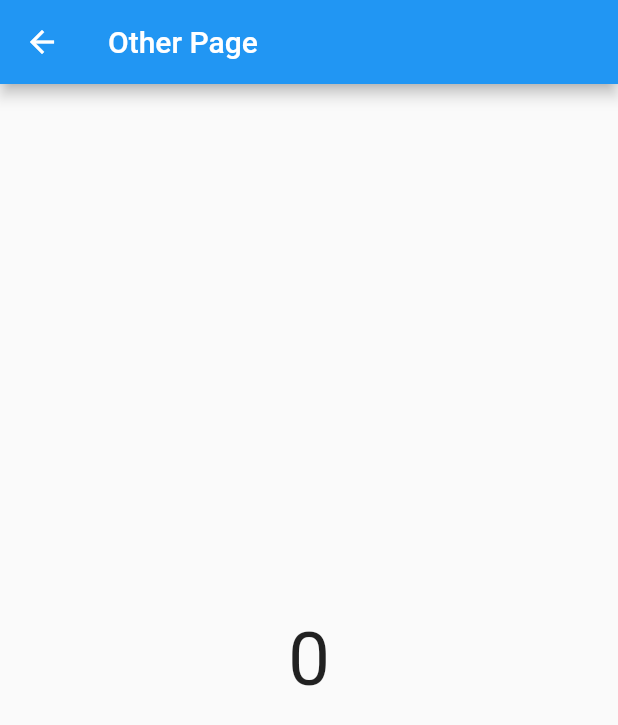
After one commit to rizaelwahid/flutter_course, a Flutter app: the screen it shows after launch, after a tap on the "arrow forward" icon, on a phone screen of 412 x 824 dp. The commit adds this screen. Shown: the top 725 px of the screen. Run offline on Flutter 3.47's test engine with Material 2 defaults, Android fonts, the phone set to English and light mode, and no system bars; our stand-ins replace bloc, flutter_bloc; missing offline and left inert: dart:html.

Commit message:
Bloc Access: Generate Route Access

```diff
--- a/lib/main.dart
+++ b/lib/main.dart
@@ -1,22 +1,23 @@
+import 'package:bloc_starter/pages/other.dart';
+import 'package:bloc_starter/routes/routes.dart';
 import 'package:flutter/material.dart';
 import 'package:flutter_bloc/flutter_bloc.dart';
 import 'package:bloc_starter/bloc/counter.dart';
 import 'package:bloc_starter/pages/home.dart';
 
 void main() {
-  runApp(const MyApp());
+  runApp(MyApp());
 }
 
 class MyApp extends StatelessWidget {
-  const MyApp({super.key});
+  MyApp({super.key});
+
+  final router = MyRouter();
 
   @override
   Widget build(BuildContext context) {
-    return BlocProvider(
-      create: (context) => Counter(),
-      child: MaterialApp(
-        home: HomePage(),
-      ),
+    return MaterialApp(
+      onGenerateRoute: router.onRizaWays,
     );
   }
 }
--- a/lib/pages/data_widget.dart
+++ b/lib/pages/data_widget.dart
@@ -9,7 +9,8 @@ class DataWidget extends StatelessWidget {
 
   @override
   Widget build(BuildContext context) {
-    Counter myCounter = BlocProvider.of<Counter>(context);
+    // Counter myCounter = BlocProvider.of<Counter>(context);
+    Counter myCounter = context.read<Counter>();
     return BlocBuilder(
       bloc: myCounter,
       builder: (context, state) => Text(
--- a/lib/pages/home.dart
+++ b/lib/pages/home.dart
@@ -1,3 +1,6 @@
+import 'dart:html';
+
+import 'package:bloc_starter/pages/other.dart';
 import 'package:flutter/material.dart';
 import 'package:flutter_bloc/flutter_bloc.dart';
 
@@ -9,11 +12,26 @@ class HomePage extends StatelessWidget {
 
   @override
   Widget build(BuildContext context) {
-    Counter myCounter = BlocProvider.of<Counter>(context);
+    // Counter myCounter = BlocProvider.of<Counter>(context);
+    Counter myCounter = context.read<Counter>();
 
     return Scaffold(
       appBar: AppBar(
         title: const Text('Depedency Injection'),
+      ),
+      floatingActionButton: FloatingActionButton(
+        onPressed: () {
+          Navigator.of(context).pushNamed("/other");
+          // Navigator.of(context).push(
+          //   MaterialPageRoute(
+          //     builder: (context) => BlocProvider.value(
+          //       value: myCounter,
+          //       child: const OtherPage(),
+          //     ),
+          //   ),
+          // );
+        },
+        child: const Icon(Icons.arrow_forward),
       ),
       body: Center(
         child: Row(
--- /dev/null
+++ b/lib/pages/other.dart
@@ -0,0 +1,30 @@
+import 'package:bloc_starter/bloc/counter.dart';
+import 'package:flutter/material.dart';
+import 'package:flutter_bloc/flutter_bloc.dart';
+
+class OtherPage extends StatelessWidget {
+  const OtherPage({super.key});
+
+  @override
+  Widget build(BuildContext context) {
+    Counter myCounter = context.read<Counter>();
+    return Scaffold(
+      appBar: AppBar(
+        title: const Text("Other Page"),
+      ),
+      body: Center(
+        child: BlocBuilder<Counter, int>(
+          bloc: myCounter,
+          builder: (context, state) {
+            return Text(
+              "$state",
+              style: const TextStyle(
+                fontSize: 50,
+              ),
+            );
+          },
+        ),
+      ),
+    );
+  }
+}
--- /dev/null
+++ b/lib/routes/routes.dart
@@ -0,0 +1,32 @@
+import 'package:bloc_starter/bloc/counter.dart';
+import 'package:bloc_starter/pages/404.dart';
+import 'package:bloc_starter/pages/home.dart';
+import 'package:bloc_starter/pages/other.dart';
+import 'package:flutter/material.dart';
+import 'package:flutter_bloc/flutter_bloc.dart';
+
+class MyRouter {
+  final Counter myCounter = Counter();
+  Route onRizaWays(RouteSettings settings) {
+    switch (settings.name) {
+      case "/":
+        return MaterialPageRoute(
+          builder: (context) => BlocProvider.value(
+            value: myCounter,
+            child: const HomePage(),
+          ),
+        );
+      case "/other":
+        return MaterialPageRoute(
+          builder: (context) => BlocProvider.value(
+            value: myCounter,
+            child: const OtherPage(),
+          ),
+        );
+      default:
+        return MaterialPageRoute(
+          builder: (context) => const NotFoundPage(),
+        );
+    }
+  }
+}
```
Also changed, not shown: lib/pages/404.dart (added, +21 -0 lines).
